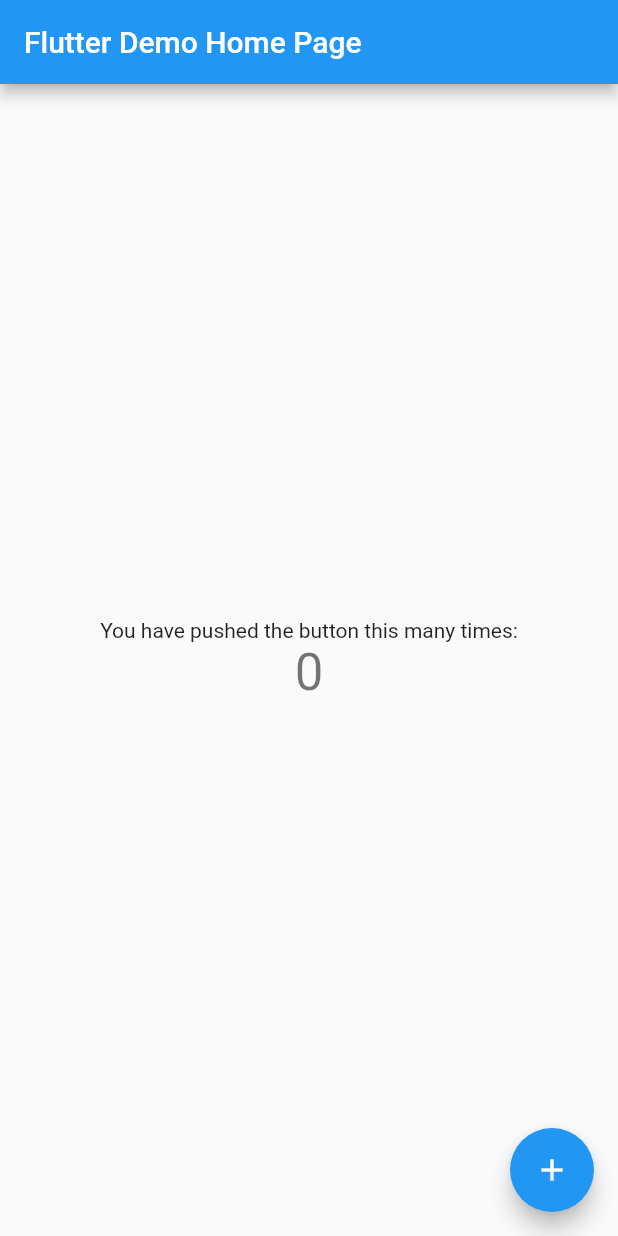
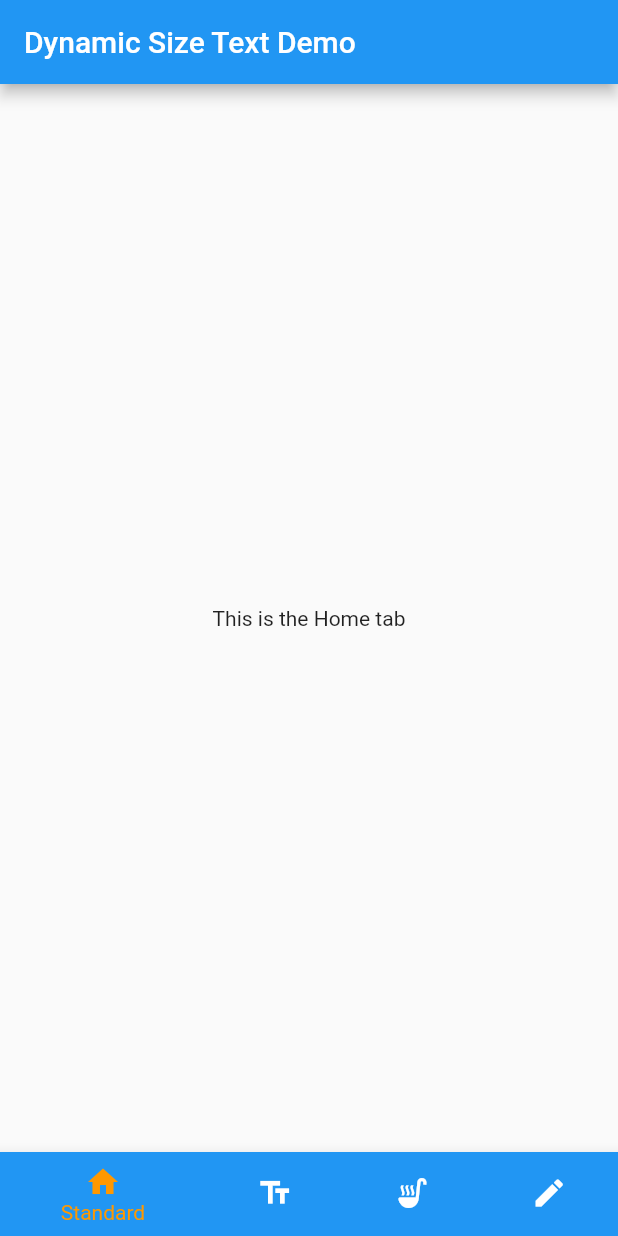
Before and after one commit to yfujiki/dynamic_size_text, a Flutter app: the screen it shows after launch, on a phone screen of 412 x 824 dp. Run offline on Flutter 3.47's test engine with Material 2 defaults, Android fonts, the phone set to English and light mode, and no system bars.

Commit message:
Implemented the tabs

```diff
--- /dev/null
+++ b/lib/hybrid_widgets_tab.dart
@@ -0,0 +1,10 @@
+import 'package:flutter/material.dart';
+
+class ThirdTab extends StatelessWidget {
+  @override
+  Widget build(BuildContext context) {
+    return Center(
+      child: Text('This is the Notifications tab'),
+    );
+  }
+}
--- a/lib/main.dart
+++ b/lib/main.dart
@@ -1,4 +1,9 @@
 import 'package:flutter/material.dart';
+
+import 'hybrid_widgets_tab.dart';
+import 'standard_widgets_tab.dart';
+import 'string_widgets_tab.dart';
+import 'text_input_widgets.dart';
 
 void main() {
   runApp(const MyApp());
@@ -7,109 +12,75 @@ void main() {
 class MyApp extends StatelessWidget {
   const MyApp({super.key});
 
-  // This widget is the root of your application.
   @override
   Widget build(BuildContext context) {
     return MaterialApp(
-      title: 'Flutter Demo',
+      title: 'Bottom Tab Bar Demo',
       theme: ThemeData(
-        // This is the theme of your application.
-        //
-        // Try running your application with "flutter run". You'll see the
-        // application has a blue toolbar. Then, without quitting the app, try
-        // changing the primarySwatch below to Colors.green and then invoke
-        // "hot reload" (press "r" in the console where you ran "flutter run",
-        // or simply save your changes to "hot reload" in a Flutter IDE).
-        // Notice that the counter didn't reset back to zero; the application
-        // is not restarted.
         primarySwatch: Colors.blue,
       ),
-      home: const MyHomePage(title: 'Flutter Demo Home Page'),
+      home: const MyHomePage(),
     );
   }
 }
 
 class MyHomePage extends StatefulWidget {
-  const MyHomePage({super.key, required this.title});
-
-  // This widget is the home page of your application. It is stateful, meaning
-  // that it has a State object (defined below) that contains fields that affect
-  // how it looks.
-
-  // This class is the configuration for the state. It holds the values (in this
-  // case the title) provided by the parent (in this case the App widget) and
-  // used by the build method of the State. Fields in a Widget subclass are
-  // always marked "final".
-
-  final String title;
+  const MyHomePage({super.key});
 
   @override
-  State<MyHomePage> createState() => _MyHomePageState();
+  MyHomePageState createState() => MyHomePageState();
 }
 
-class _MyHomePageState extends State<MyHomePage> {
-  int _counter = 0;
+class MyHomePageState extends State<MyHomePage> {
+  int _currentIndex = 0;
 
-  void _incrementCounter() {
+  final List<Widget> _children = [
+    FirstTab(),
+    SecondTab(),
+    ThirdTab(),
+    FourthTab(),
+  ];
+
+  void onTabTapped(int index) {
     setState(() {
-      // This call to setState tells the Flutter framework that something has
-      // changed in this State, which causes it to rerun the build method below
-      // so that the display can reflect the updated values. If we changed
-      // _counter without calling setState(), then the build method would not be
-      // called again, and so nothing would appear to happen.
-      _counter++;
+      _currentIndex = index;
     });
   }
 
   @override
   Widget build(BuildContext context) {
-    // This method is rerun every time setState is called, for instance as done
-    // by the _incrementCounter method above.
-    //
-    // The Flutter framework has been optimized to make rerunning build methods
-    // fast, so that you can just rebuild anything that needs updating rather
-    // than having to individually change instances of widgets.
     return Scaffold(
       appBar: AppBar(
-        // Here we take the value from the MyHomePage object that was created by
-        // the App.build method, and use it to set our appbar title.
-        title: Text(widget.title),
+        title: const Text('Dynamic Size Text Demo'),
       ),
-      body: Center(
-        // Center is a layout widget. It takes a single child and positions it
-        // in the middle of the parent.
-        child: Column(
-          // Column is also a layout widget. It takes a list of children and
-          // arranges them vertically. By default, it sizes itself to fit its
-          // children horizontally, and tries to be as tall as its parent.
-          //
-          // Invoke "debug painting" (press "p" in the console, choose the
-          // "Toggle Debug Paint" action from the Flutter Inspector in Android
-          // Studio, or the "Toggle Debug Paint" command in Visual Studio Code)
-          // to see the wireframe for each widget.
-          //
-          // Column has various properties to control how it sizes itself and
-          // how it positions its children. Here we use mainAxisAlignment to
-          // center the children vertically; the main axis here is the vertical
-          // axis because Columns are vertical (the cross axis would be
-          // horizontal).
-          mainAxisAlignment: MainAxisAlignment.center,
-          children: <Widget>[
-            const Text(
-              'You have pushed the button this many times:',
-            ),
-            Text(
-              '$_counter',
-              style: Theme.of(context).textTheme.headline4,
-            ),
-          ],
-        ),
+      body: _children[_currentIndex],
+      bottomNavigationBar: BottomNavigationBar(
+        selectedItemColor: Colors.orange,
+        onTap: onTabTapped,
+        currentIndex: _currentIndex,
+        items: const [
+          BottomNavigationBarItem(
+            backgroundColor: Colors.blue,
+            icon: Icon(Icons.home),
+            label: 'Standard',
+          ),
+          BottomNavigationBarItem(
+            backgroundColor: Colors.blue,
+            icon: Icon(Icons.text_fields),
+            label: 'String',
+          ),
+          BottomNavigationBarItem(
+            backgroundColor: Colors.blue,
+            icon: Icon(Icons.soup_kitchen),
+            label: 'Hybrid',
+          ),
+          BottomNavigationBarItem(
+            backgroundColor: Colors.blue,
+            icon: Icon(Icons.edit),
+            label: 'Input',
+          ),
+        ],
       ),
-      floatingActionButton: FloatingActionButton(
-        onPressed: _incrementCounter,
-        tooltip: 'Increment',
-        child: const Icon(Icons.add),
-      ), // This trailing comma makes auto-formatting nicer for build methods.
     );
   }
 }
--- /dev/null
+++ b/lib/standard_widgets_tab.dart
@@ -0,0 +1,10 @@
+import 'package:flutter/material.dart';
+
+class FirstTab extends StatelessWidget {
+  @override
+  Widget build(BuildContext context) {
+    return Center(
+      child: Text('This is the Home tab'),
+    );
+  }
+}
--- /dev/null
+++ b/lib/string_widgets_tab.dart
@@ -0,0 +1,10 @@
+import 'package:flutter/material.dart';
+
+class SecondTab extends StatelessWidget {
+  @override
+  Widget build(BuildContext context) {
+    return Center(
+      child: Text('This is the Search tab'),
+    );
+  }
+}
--- /dev/null
+++ b/lib/text_input_widgets.dart
@@ -0,0 +1,10 @@
+import 'package:flutter/material.dart';
+
+class FourthTab extends StatelessWidget {
+  @override
+  Widget build(BuildContext context) {
+    return Center(
+      child: Text('This is the Settings tab'),
+    );
+  }
+}
```
Also changed, not shown: pubspec.lock, 1 other file.
